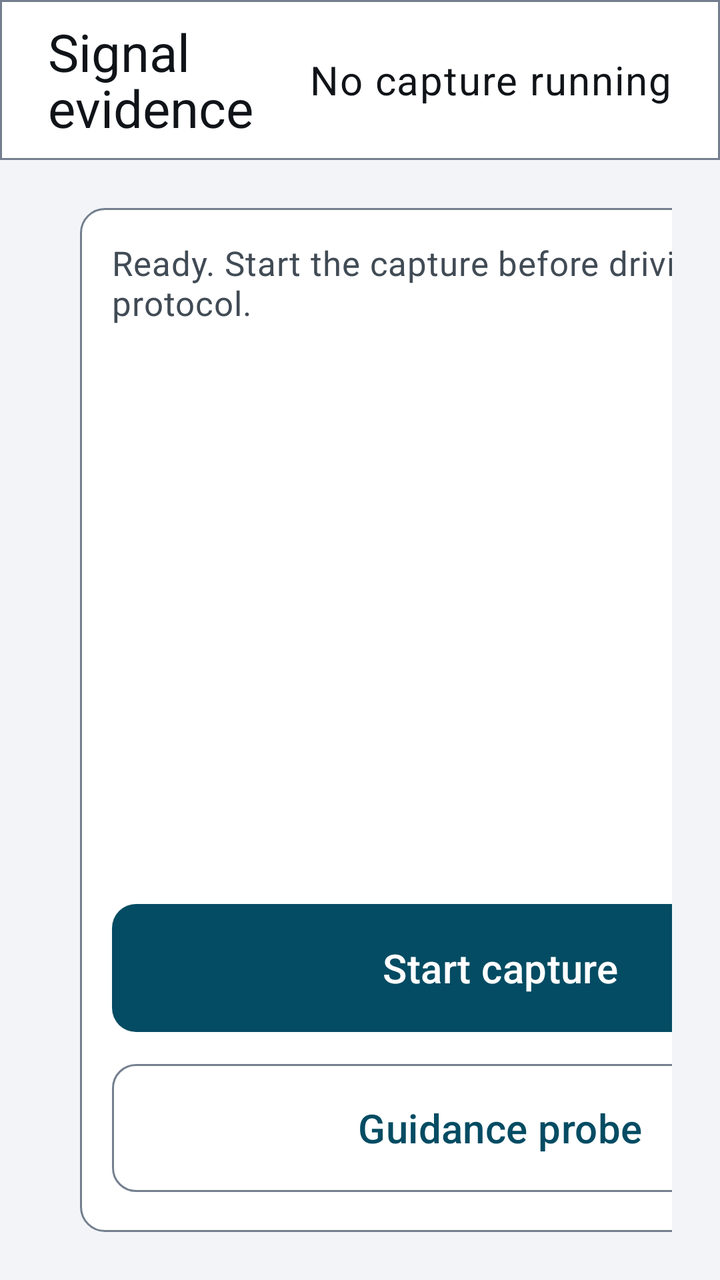
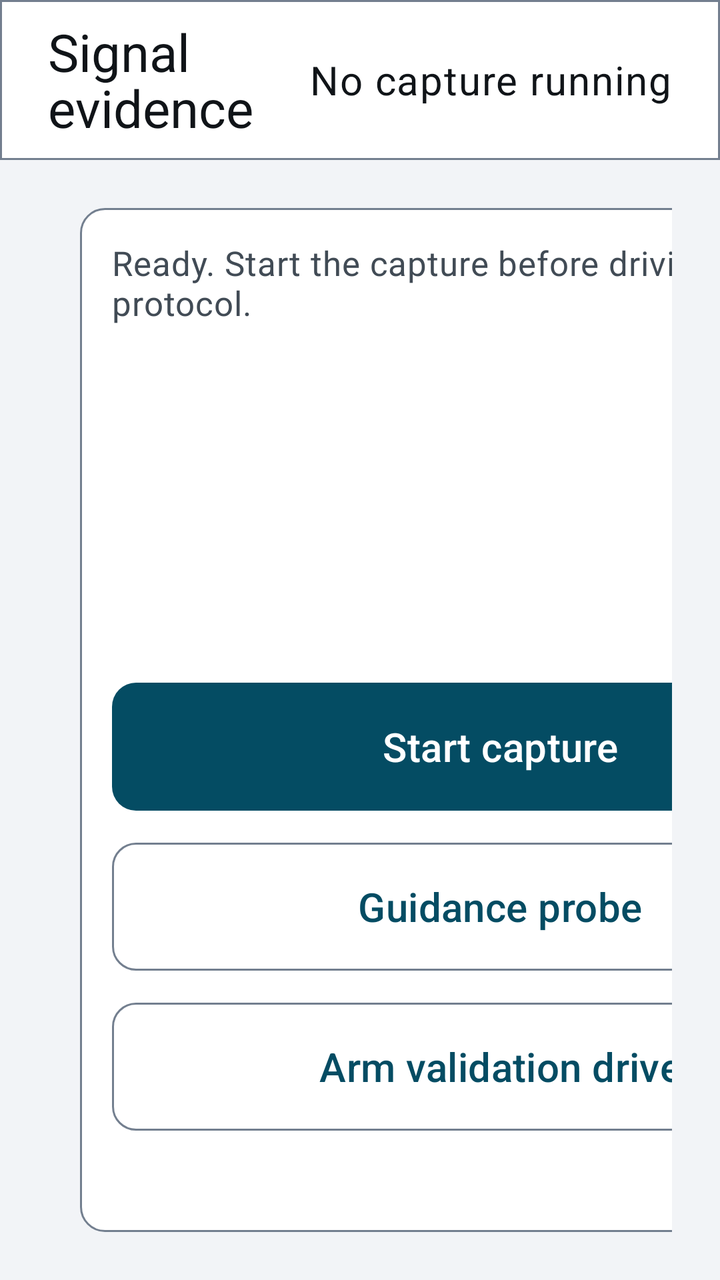

Screens rendered from an Android XML layout before and after an edit, with the pre-edit source and the edit as a unified diff.
<!-- AndroidManifest.xml: another module's application theme Theme.EVChargePilot -->
<!-- res/layout/activity_evidence_capture.xml -->
<?xml version="1.0" encoding="utf-8"?>
<LinearLayout xmlns:android="http://schemas.android.com/apk/res/android"
    android:layout_width="match_parent"
    android:layout_height="match_parent"
    android:orientation="vertical">

    <LinearLayout
        android:layout_width="match_parent"
        android:layout_height="80dp"
        android:background="@drawable/bg_topbar"
        android:gravity="center_vertical"
        android:orientation="horizontal"
        android:paddingStart="@dimen/spacing_lg"
        android:paddingEnd="@dimen/spacing_lg">

        <TextView
            android:layout_width="0dp"
            android:layout_height="wrap_content"
            android:layout_weight="1"
            android:text="@string/evidence_title"
            android:textAppearance="@style/Text.EV.Title" />

        <TextView
            android:id="@+id/captureStatus"
            android:layout_width="0dp"
            android:layout_height="wrap_content"
            android:layout_weight="2"
            android:gravity="end"
            android:text="@string/evidence_idle"
            android:textAppearance="@style/Text.EV.Body" />
    </LinearLayout>

    <LinearLayout
        android:layout_width="match_parent"
        android:layout_height="0dp"
        android:layout_weight="1"
        android:baselineAligned="false"
        android:orientation="horizontal"
        android:padding="@dimen/spacing_lg">

        <ScrollView
            android:layout_width="0dp"
            android:layout_height="match_parent"
            android:layout_weight="1"
            android:background="@drawable/bg_card"
            android:padding="@dimen/spacing_md">

            <HorizontalScrollView
                android:layout_width="match_parent"
                android:layout_height="wrap_content">

                <TextView
                    android:id="@+id/evidenceTable"
                    android:layout_width="wrap_content"
                    android:layout_height="wrap_content"
                    android:fontFamily="monospace"
                    android:text="@string/evidence_no_data"
                    android:textAppearance="@style/Text.EV.Body" />
            </HorizontalScrollView>
        </ScrollView>

        <LinearLayout
            android:layout_width="@dimen/chargepilot_rail_width"
            android:layout_height="match_parent"
            android:layout_marginStart="@dimen/spacing_md"
            android:background="@drawable/bg_card"
            android:orientation="vertical"
            android:padding="@dimen/spacing_md">

            <TextView
                android:id="@+id/captureHint"
                android:layout_width="match_parent"
                android:layout_height="wrap_content"
                android:minHeight="44dp"
                android:text="@string/evidence_ready"
                android:textAppearance="@style/Text.EV.Secondary" />

            <TextView
                android:id="@+id/capturePath"
                android:layout_width="match_parent"
                android:layout_height="wrap_content"
                android:layout_marginTop="@dimen/spacing_md"
                android:maxLines="4"
                android:textAppearance="@style/Text.EV.Secondary"
                android:textIsSelectable="true"
                android:visibility="gone" />

            <Space
                android:layout_width="1dp"
                android:layout_height="0dp"
                android:layout_weight="1" />

            <com.google.android.material.button.MaterialButton
                android:id="@+id/captureAction"
                style="@style/Widget.EVChargePilot.Button"
                android:layout_width="match_parent"
                android:layout_height="@dimen/touch_target"
                android:text="@string/evidence_start" />

            <com.google.android.material.button.MaterialButton
                android:id="@+id/navProbeAction"
                style="@style/Widget.EV.Button.Outlined"
                android:layout_width="match_parent"
                android:layout_height="@dimen/touch_target"
                android:layout_marginTop="@dimen/spacing_sm"
                android:text="@string/nav_probe_open" />
        </LinearLayout>
    </LinearLayout>
</LinearLayout>
<!-- resources referenced by this layout -->
<resources>
  <dimen name="chargepilot_rail_width">420dp</dimen>
  <dimen name="spacing_lg">24dp</dimen>
  <dimen name="spacing_md">16dp</dimen>
  <dimen name="spacing_sm">8dp</dimen>
  <dimen name="touch_target">72dp</dimen>
  <!-- drawable bg_card (drawable) -->
  <?xml version="1.0" encoding="utf-8"?>
  <shape xmlns:android="http://schemas.android.com/apk/res/android" android:shape="rectangle">
      <solid android:color="@color/ev_surface" />
      <stroke android:width="1dp" android:color="@color/ev_outline" />
      <corners android:radius="@dimen/ev_corner" />
  </shape>
  <!-- drawable bg_topbar (drawable) -->
  <?xml version="1.0" encoding="utf-8"?>
  <shape xmlns:android="http://schemas.android.com/apk/res/android" android:shape="rectangle">
      <solid android:color="@color/ev_surface" />
      <stroke android:width="1dp" android:color="@color/ev_outline" />
  </shape>
  <string name="evidence_idle">No capture running</string>
  <string name="evidence_no_data">No samples yet.</string>
  <string name="evidence_ready">Ready. Start the capture before driving the protocol.</string>
  <string name="evidence_start">Start capture</string>
  <string name="evidence_title">Signal evidence</string>
  <string name="nav_probe_open">Guidance probe</string>
  <style name="Text.EV.Body" parent="TextAppearance.Material3.BodyLarge">
          <item name="android:textSize">@dimen/text_body</item>
          <item name="android:textColor">@color/ev_text_primary</item>
      </style>
  <style name="Text.EV.Secondary" parent="TextAppearance.Material3.BodyMedium">
          <item name="android:textSize">@dimen/text_secondary</item>
          <item name="android:textColor">@color/ev_text_secondary</item>
      </style>
  <style name="Text.EV.Title" parent="TextAppearance.Material3.TitleLarge">
          <item name="android:textSize">@dimen/text_title</item>
          <item name="android:textColor">@color/ev_text_primary</item>
      </style>
  <style name="Widget.EVChargePilot.Button" parent="Widget.EV.Button">
          <item name="android:textColor">@color/ev_button_text</item>
          <item name="backgroundTint">@color/ev_button_fill</item>
      </style>
  <color name="ev_surface">#FFFFFFFF</color>
  <color name="ev_outline">#FF737F8F</color>
  <dimen name="ev_corner">12dp</dimen>
  <dimen name="text_body">20sp</dimen>
  <color name="ev_text_primary">#FF101418</color>
  <dimen name="text_secondary">17sp</dimen>
  <color name="ev_text_secondary">#FF414B55</color>
  <dimen name="text_title">26sp</dimen>
  <style name="ShapeAppearanceOverlay.EV.Button" parent="">
          <item name="cornerSize">@dimen/ev_corner</item>
      </style>
  <color name="ev_accent">#FF044C63</color>
  <color name="ev_on_accent">#FFFFFFFF</color>
  <color name="ev_surface_raised">#FFE4E8ED</color>
  <color name="ev_background">#FFF2F4F7</color>
  <color name="ev_error">#FF8F0F18</color>
  <style name="ThemeOverlay.EVChargePilot.Dialog" parent="ThemeOverlay.EV.Dialog">
          <item name="materialAlertDialogTitleTextStyle">@style/EVChargePilot.Dialog.Title</item>
          <item name="materialAlertDialogBodyTextStyle">@style/EVChargePilot.Dialog.Body</item>
      </style>
  <style name="EVChargePilot.Dialog.Title" parent="MaterialAlertDialog.Material3.Title.Text">
          <item name="android:textSize">@dimen/text_title</item>
          <item name="android:textColor">@color/ev_text_primary</item>
      </style>
  <style name="EVChargePilot.Dialog.Body" parent="MaterialAlertDialog.Material3.Body.Text">
          <item name="android:textSize">@dimen/text_secondary</item>
          <item name="android:textColor">@color/ev_text_primary</item>
          <item name="android:lineSpacingMultiplier">1.2</item>
      </style>
  <!-- unchanged entries left out for length: 5 -->
</resources>

<!-- the commit's change to res/layout/activity_evidence_capture.xml (unified diff, before → after) -->
@@ -104,6 +104,21 @@
                 android:layout_height="@dimen/touch_target"
                 android:layout_marginTop="@dimen/spacing_sm"
                 android:text="@string/nav_probe_open" />
+
+            <com.google.android.material.button.MaterialButton
+                android:id="@+id/validationAction"
+                style="@style/Widget.EV.Button.Outlined"
+                android:layout_width="match_parent"
+                android:layout_height="@dimen/touch_target"
+                android:layout_marginTop="@dimen/spacing_sm"
+                android:text="@string/validation_arm" />
+
+            <TextView
+                android:id="@+id/validationStatus"
+                android:layout_width="match_parent"
+                android:layout_height="wrap_content"
+                android:layout_marginTop="@dimen/spacing_sm"
+                android:textAppearance="@style/Text.EV.Secondary" />
         </LinearLayout>
     </LinearLayout>
 </LinearLayout>
<!-- resource entries referenced after the edit -->
@@ -24,6 +24,7 @@
   <string name="evidence_start">Start capture</string>
   <string name="evidence_title">Signal evidence</string>
   <string name="nav_probe_open">Guidance probe</string>
+  <string name="validation_arm">Arm validation drive</string>
   <style name="Text.EV.Body" parent="TextAppearance.Material3.BodyLarge">
           <item name="android:textSize">@dimen/text_body</item>
           <item name="android:textColor">@color/ev_text_primary</item>
